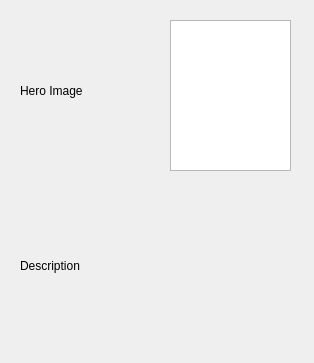
Above: PayStarWars/CharacterSelectScreen/Characters/CharacterSelectionCloneSoldierSelection.ui from beratyil/playStarWars before the change. Below: the same form after it.
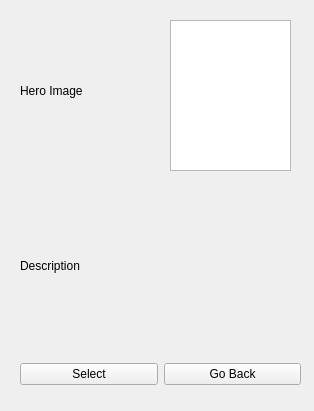
That is the form after the change.

Commit message: Add select and go back buttons to char info screen

Patch:
```diff
--- a/PayStarWars/CharacterSelectScreen/Characters/CharacterSelectionCloneSoldierSelection.ui
+++ b/PayStarWars/CharacterSelectScreen/Characters/CharacterSelectionCloneSoldierSelection.ui
@@ -7,7 +7,7 @@
     <x>0</x>
     <y>0</y>
     <width>314</width>
-    <height>363</height>
+    <height>411</height>
    </rect>
   </property>
   <property name="windowTitle">
@@ -57,6 +57,32 @@
     <string>Description</string>
    </property>
   </widget>
+  <widget class="QWidget" name="horizontalLayoutWidget">
+   <property name="geometry">
+    <rect>
+     <x>20</x>
+     <y>349</y>
+     <width>281</width>
+     <height>51</height>
+    </rect>
+   </property>
+   <layout class="QHBoxLayout" name="horizontalLayout">
+    <item>
+     <widget class="QPushButton" name="select">
+      <property name="text">
+       <string>Select</string>
+      </property>
+     </widget>
+    </item>
+    <item>
+     <widget class="QPushButton" name="goBack">
+      <property name="text">
+       <string>Go Back</string>
+      </property>
+     </widget>
+    </item>
+   </layout>
+  </widget>
  </widget>
  <resources/>
  <connections/>
```
